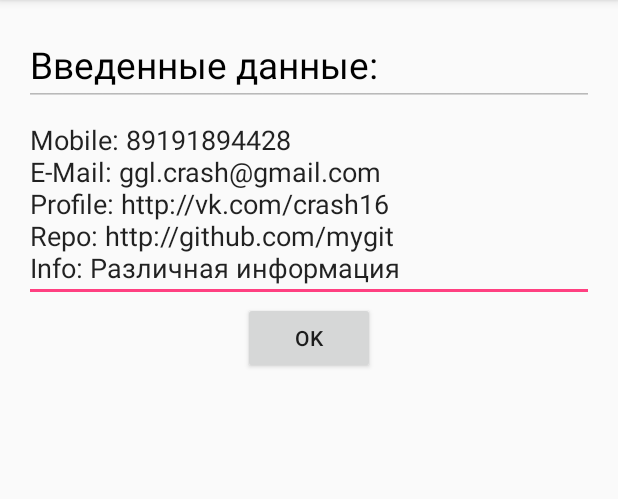
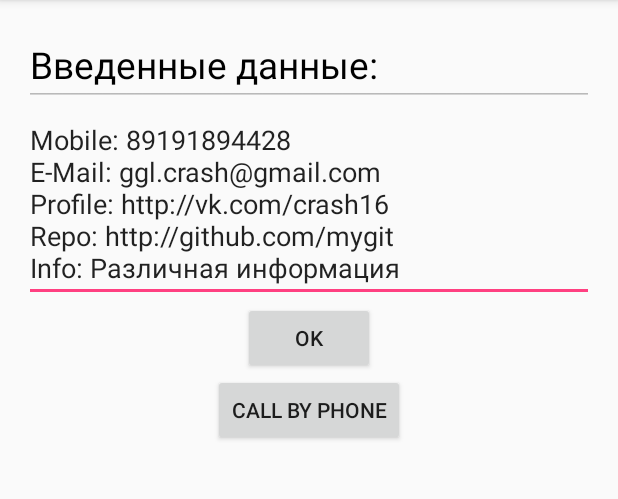
Before and after one commit to gglcrash/AndroidDev, an Android app: the screen it shows after launch (ResultActivity), after a tap on "DONE!", on a phone screen of 412 x 824 dp, the part 84-583 px from its top. Run offline under Robolectric (Android 15) with nearby library versions, the phone set to English and light mode, and no system bars.

```diff
--- a/app/src/main/java/com/softdesign/devintensive/ui/activities/MainActivity.java
+++ b/app/src/main/java/com/softdesign/devintensive/ui/activities/MainActivity.java
@@ -12,9 +12,11 @@ import android.widget.EditText;
 import com.softdesign.devintensive.R;
 import com.softdesign.devintensive.utils.ConstantManager;
 
-public class MainActivity extends AppCompatActivity implements View.OnClickListener{
+public class MainActivity extends BaseActivity implements View.OnClickListener{
 
     private static final String TAG= ConstantManager.TAG_PREFIX+"MainActivity";
+
+    Button mButtonDone;
 
     /**
      * вызывается при создании активити (изменения конфигурации либо возврата к ней после
@@ -32,6 +34,9 @@ public class MainActivity extends AppCompatActivity implements View.OnClickListe
         super.onCreate(savedInstanceState);
         setContentView(R.layout.activity_main);
         Log.d(TAG, "onCreate");
+
+        mButtonDone = (Button)findViewById(R.id.done_btn);
+        mButtonDone.setOnClickListener(this);
 
         if(savedInstanceState == null){
             //первый запуск активити
@@ -59,7 +64,7 @@ public class MainActivity extends AppCompatActivity implements View.OnClickListe
      * должен быть максмально ЛЕГКОВЕСНЫМ для лучшей отзывчивости UI
      */
     @Override
-         protected void onResume() {
+    protected void onResume() {
         super.onResume();
         Log.d(TAG, "onResume");
     }
@@ -112,7 +117,11 @@ public class MainActivity extends AppCompatActivity implements View.OnClickListe
 
     @Override
     public void onClick(View v) {
-
+        switch (v.getId()){
+            case R.id.done_btn:
+                onDone();
+                break;
+        }
 
     }
 
@@ -123,7 +132,7 @@ public class MainActivity extends AppCompatActivity implements View.OnClickListe
         Log.d(TAG, "onSaveInstanceState");
     }
 
-    public void onDoneClick(View v){
+    private void onDone(){
         Intent intent = new Intent(this, ResultActivity.class);
         EditText editTextMobile = (EditText) findViewById(R.id.mobile_edittext);
         EditText editTextEmail = (EditText) findViewById(R.id.email_edittext);
@@ -138,6 +147,6 @@ public class MainActivity extends AppCompatActivity implements View.OnClickListe
 
         intent.putExtra(ConstantManager.EXTRA_MESSAGE, message);
         startActivity(intent);
+    }
 
-    }
 }
--- a/app/src/main/java/com/softdesign/devintensive/ui/activities/ResultActivity.java
+++ b/app/src/main/java/com/softdesign/devintensive/ui/activities/ResultActivity.java
@@ -1,20 +1,34 @@
 package com.softdesign.devintensive.ui.activities;
 
+import android.content.DialogInterface;
 import android.content.Intent;
 import android.support.v7.app.AppCompatActivity;
 import android.os.Bundle;
+import android.os.Handler;
 import android.view.View;
+import android.widget.Button;
 import android.widget.EditText;
 
 import com.softdesign.devintensive.R;
 import com.softdesign.devintensive.utils.ConstantManager;
 
-public class ResultActivity extends AppCompatActivity {
+import java.util.logging.LogRecord;
+
+public class ResultActivity extends BaseActivity implements View.OnClickListener {
+
+    Button mButtonOk, mButtonCall;
 
     @Override
     protected void onCreate(Bundle savedInstanceState) {
+
+
         super.onCreate(savedInstanceState);
         setContentView(R.layout.activity_result);
+
+        mButtonCall = (Button)findViewById(R.id.button_call);
+        mButtonOk = (Button)findViewById(R.id.button_ok);
+        mButtonCall.setOnClickListener(this);
+        mButtonOk.setOnClickListener(this);
 
         Intent intent = getIntent();
         String message = intent.getStringExtra(ConstantManager.EXTRA_MESSAGE);
@@ -23,7 +37,29 @@ public class ResultActivity extends AppCompatActivity {
 
     }
 
-    public void onOk(View v){
-        finish();
+
+    @Override
+    public void onClick(View v) {
+        switch (v.getId()){
+            case R.id.button_ok:
+                finish();
+                break;
+            case R.id.button_call:
+/*                showProgress();
+                runWithDelay();*/
+                break;
+        }
     }
+
+  /*  private void runWithDelay(){
+        final Handler handler = new Handler();
+        handler.postDelayed(new Runnable() {
+            @Override
+            public void run() {
+                //TODO: выполнить с задержкой
+                hideProgress();
+            }
+        },3000);
+    }
+*/
 }
--- a/app/src/main/res/layout/activity_result.xml
+++ b/app/src/main/res/layout/activity_result.xml
@@ -25,11 +25,22 @@
         android:layout_height="wrap_content"
         android:layout_below="@+id/textLabel"/>
     <Button
+        android:id="@+id/button_ok"
         android:layout_width="wrap_content"
         android:layout_height="wrap_content"
         android:text="OK"
         android:layout_below="@id/result_edittext"
         android:gravity="center"
         android:layout_centerHorizontal="true"
-        android:onClick="onOk"/>
+        />
+    <Button
+        android:id="@+id/button_call"
+        android:layout_width="wrap_content"
+        android:layout_height="wrap_content"
+        android:text="Call by phone"
+        android:layout_below="@+id/button_ok"
+        android:gravity="center"
+        android:layout_centerHorizontal="true"
+
+        />
 </RelativeLayout>
--- a/app/src/main/res/values/styles.xml
+++ b/app/src/main/res/values/styles.xml
@@ -65,4 +65,8 @@
         <item name="android:layout_marginTop">@dimen/spacing_small_8</item>
         <item name="android:layout_marginBottom">@dimen/spacing_small_8</item>
     </style>
+
+    <style name="custom_dialog">
+        <item name="android:fullDark">@android:color/transparent</item>
+    </style>
 </resources>
```
Also changed, not shown: app/src/main/java/com/softdesign/devintensive/ui/activities/BaseActivity.java (added, +52 -0 lines), app/src/main/res/layout/activity_main.xml (+12 -3 lines), app/src/main/res/layout/progress_splash.xml (added, +14 -0 lines).
